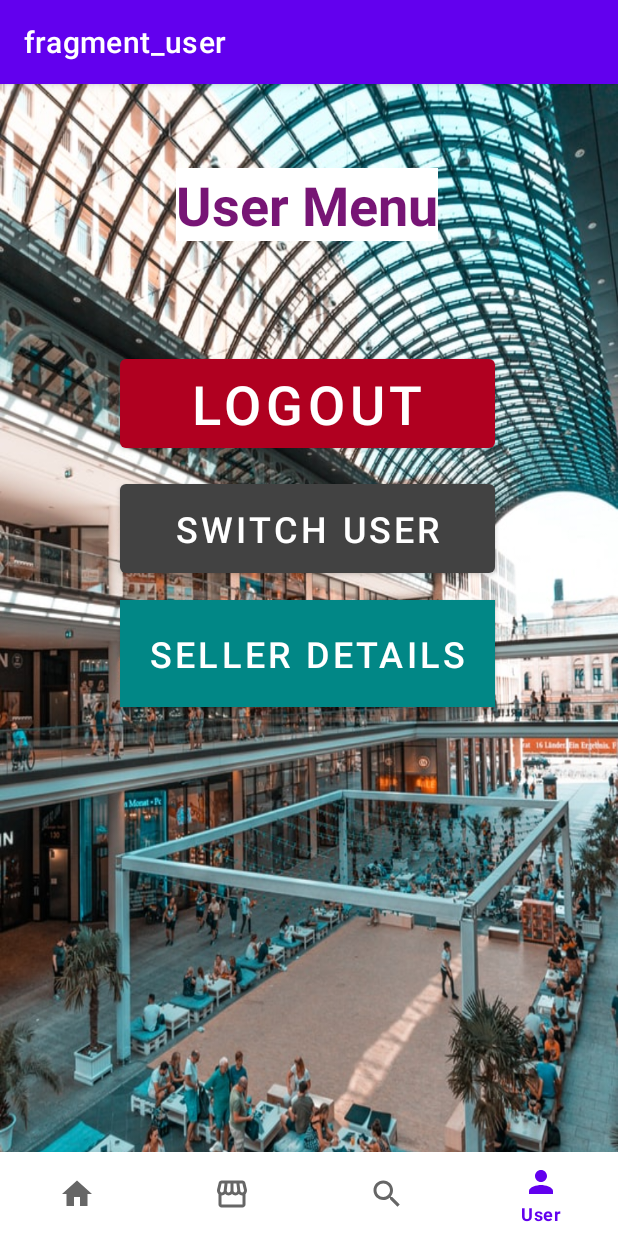
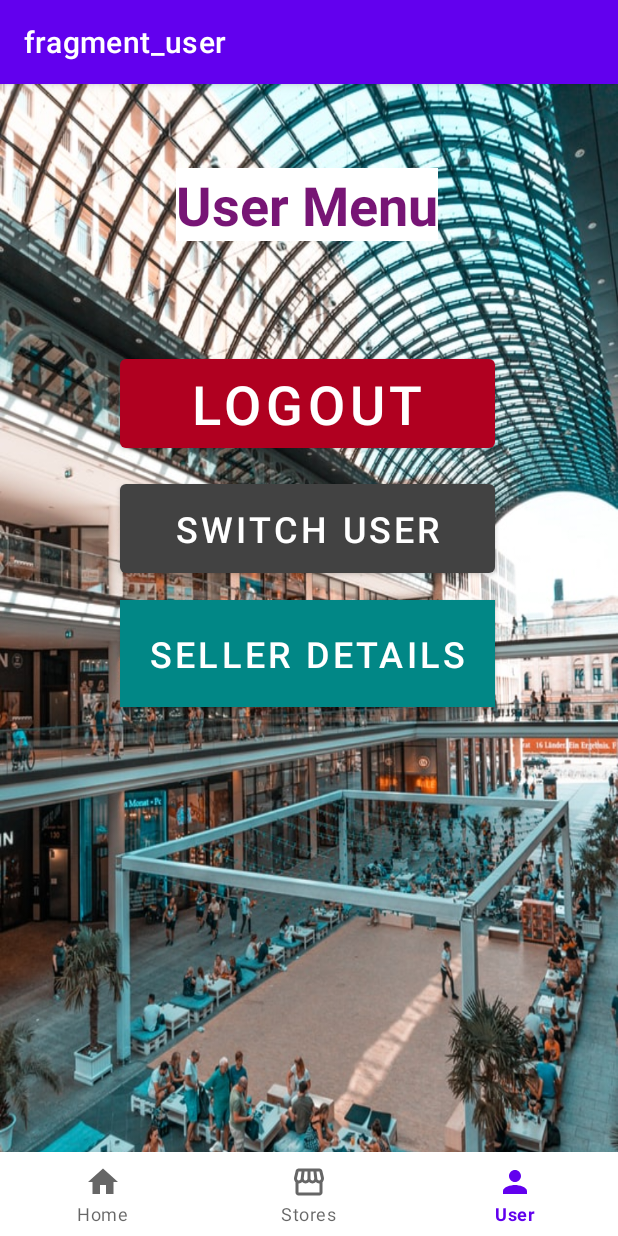
Before and after one commit to spyroy/near_buy, an Android app: the UserFrag screen opened through its navigation route, on a phone screen of 412 x 824 dp. Run offline under Robolectric (Android 15) with nearby library versions, the phone set to English and light mode, and no system bars; our stand-ins replace Firebase (no records; nobody signed in at launch, a user with empty details on screens opened directly), navigation-ui; Roboto replaces fonts that are not available here.

Commit message:
removedSearch

```diff
--- a/app/src/main/java/com/example/near_buy/UserFrag.java
+++ b/app/src/main/java/com/example/near_buy/UserFrag.java
@@ -3,6 +3,7 @@ package com.example.near_buy;
 import android.os.Bundle;
 
 import androidx.fragment.app.Fragment;
+import androidx.fragment.app.FragmentManager;
 
 import android.view.LayoutInflater;
 import android.view.View;
@@ -80,7 +81,6 @@ public class UserFrag extends Fragment implements View.OnClickListener {
 
     @Override
     public void onClick(View view) {
-
     }
 
     }
--- a/app/src/main/res/layout/fragment_user.xml
+++ b/app/src/main/res/layout/fragment_user.xml
@@ -6,6 +6,12 @@
     android:layout_height="match_parent"
     tools:context=".UserFrag">
 
+    <FrameLayout
+        android:id="@+id/fragment_container"
+        android:layout_width="match_parent"
+        android:layout_height="0dp"
+        android:layout_weight="1"
+        tools:ignore="MissingConstraints" />
     <TextView
         android:id="@+id/user_title"
         android:layout_width="wrap_content"
--- a/app/src/main/res/menu/bottom_menu.xml
+++ b/app/src/main/res/menu/bottom_menu.xml
@@ -13,11 +13,11 @@
         android:icon="@drawable/ic_baseline_storefront_24"
         />
 
-    <item
-        android:id="@+id/searchFrag"
-        android:title="Search"
-        android:icon="@drawable/ic_baseline_search_24"
-        />
+<!--    <item-->
+<!--        android:id="@+id/searchFrag"-->
+<!--        android:title="Search"-->
+<!--        android:icon="@drawable/ic_baseline_search_24"-->
+<!--        />-->
 
     <item
         android:id="@+id/userFrag"
```
Also changed, not shown: 303 other files.
